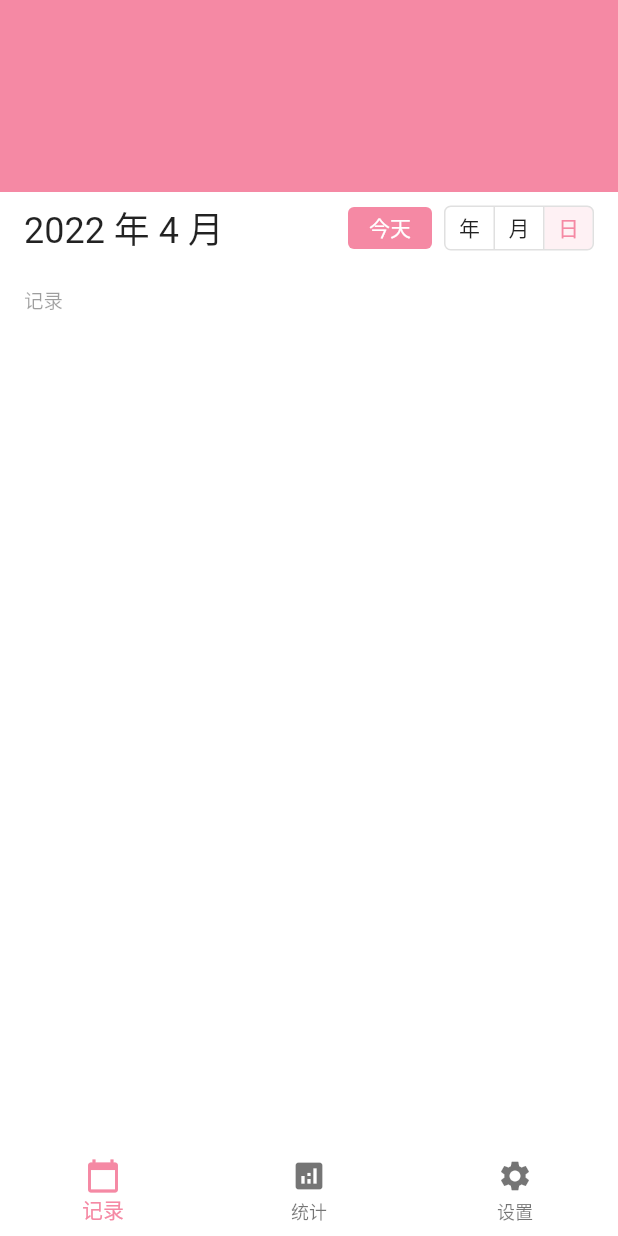
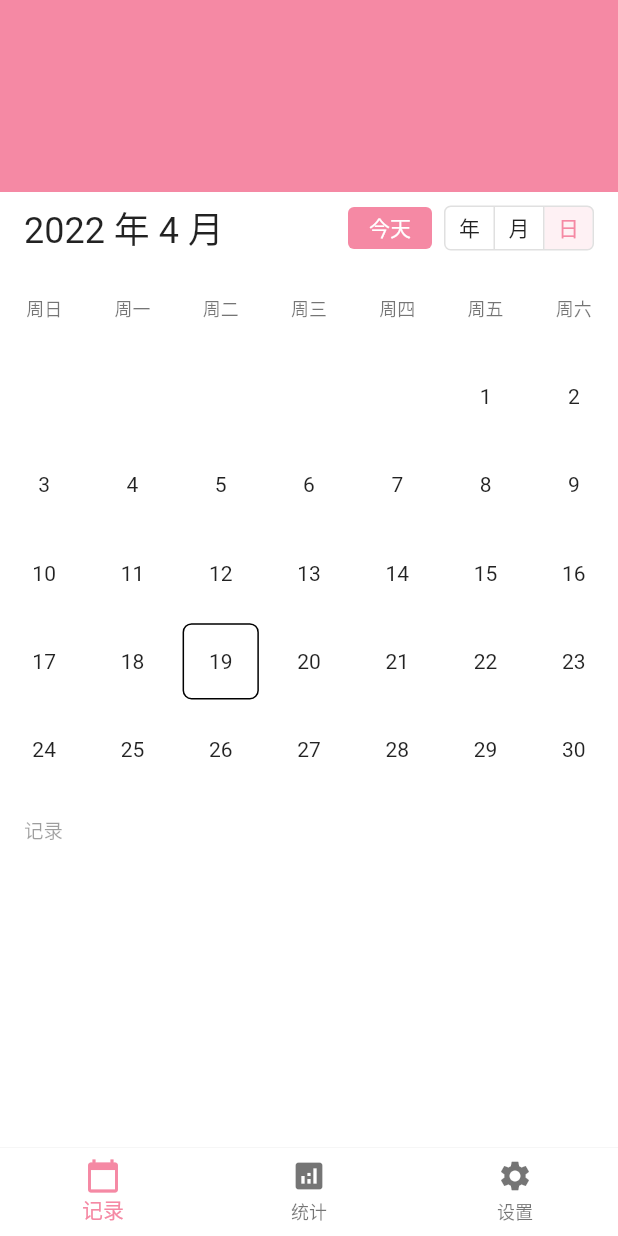
Before and after one commit to luorijun/useful_recorder, a Flutter app: the screen it shows after launch, after a tap on "今天", on a phone screen of 412 x 824 dp. Run offline on Flutter 3.47's test engine with Material 2 defaults, Android fonts, the phone set to English and light mode, and no system bars; our stand-ins replace shared_preferences, sqflite; accounts and stored records are empty.

Commit message:
优化日历样式

```diff
--- a/lib/main.dart
+++ b/lib/main.dart
@@ -1,10 +1,8 @@
-import 'package:flutter/foundation.dart';
 import 'package:flutter/material.dart';
 import 'package:flutter/services.dart';
 import 'package:shared_preferences/shared_preferences.dart';
 import 'package:useful_recorder/constants.dart';
 import 'package:useful_recorder/views/home.dart';
-import 'package:wakelock/wakelock.dart';
 
 void main() {
   runApp(UsefulRecorderApp());
@@ -28,9 +26,9 @@ class UsefulRecorderApp extends StatelessWidget {
   @override
   Widget build(BuildContext context) {
     // 开发模式下保持屏幕常亮
-    if (kDebugMode) {
-      Wakelock.enable();
-    }
+    // if (kDebugMode) {
+    //   Wakelock.enable();
+    // }
 
     // 状态栏置为透明色
     SystemChrome.setSystemUIOverlayStyle(SystemUiOverlayStyle(
@@ -47,6 +45,7 @@ class UsefulRecorderApp extends StatelessWidget {
           primaryContainer: Color(0xfffbd0db),
           // hsl(0, 0%, 90%)
           secondary: Color(0xffe6e6e6),
+          tertiary: Color(0xffcccccc),
           // hsl(0, 0%, 98%)
           background: Color(0xfffafafa),
         ),
--- a/lib/views/home.dart
+++ b/lib/views/home.dart
@@ -8,6 +8,8 @@ import 'package:useful_recorder/views/settings/settings.dart';
 class HomePage extends StatelessWidget {
   @override
   Widget build(BuildContext context) {
+    final theme = Theme.of(context);
+
     return ChangeNotifierProvider(
       create: (context) => HomePageState([
         RecordsView(),
@@ -31,10 +33,10 @@ class HomePage extends StatelessWidget {
             child: state.pages[state.index],
           );
         }),
-        bottomNavigationBar: Selector<HomePageState, int>(
-          selector: (context, state) => state.index,
-          builder: (context, index, child) {
-            return BottomNavigationBar(
+        bottomNavigationBar: Builder(builder: (context) {
+          final index = context.select<HomePageState, int>((state) => state.index);
+          return Container(
+            child: BottomNavigationBar(
               elevation: 0,
               type: BottomNavigationBarType.fixed,
               currentIndex: index,
@@ -54,9 +56,17 @@ class HomePage extends StatelessWidget {
                   label: "设置",
                 ),
               ],
-            );
-          },
-        ),
+            ),
+            decoration: BoxDecoration(
+              border: Border(
+                top: BorderSide(
+                  width: .25,
+                  color: theme.colorScheme.tertiary,
+                ),
+              ),
+            ),
+          );
+        }),
       ),
     );
   }
--- a/lib/views/records/calendar.dart
+++ b/lib/views/records/calendar.dart
@@ -44,11 +44,11 @@ class Calendar extends StatelessWidget {
     final theme = Theme.of(context);
 
     // 计算组件高度
-    final height = MediaQuery.of(context).size.width / 7 * 6;
+    final width = MediaQuery.of(context).size.width;
     return ChangeNotifierProvider(
       create: (BuildContext context) => CalendarState(
+        viewWidth: width,
         page: initDate,
-        pageHeight: 0,
       ),
       child: Column(
         mainAxisSize: MainAxisSize.min,
@@ -63,9 +63,9 @@ class Calendar extends StatelessWidget {
                 Padding(
                   padding: const EdgeInsets.only(left: 16),
                   child: Builder(builder: (context) {
-                    final page = context.select<CalendarState, DateTime>((state) => state.page);
+                    final month = context.select<CalendarState, DateTime>((state) => state.month);
                     return Text(
-                      "${page.year} 年 ${page.month} 月",
+                      "${month.year} 年 ${month.month} 月",
                       style: theme.textTheme.headline5,
                     );
                   }),
@@ -77,14 +77,28 @@ class Calendar extends StatelessWidget {
                     width: 56,
                     height: 28,
                     margin: EdgeInsets.only(right: 8),
-                    child: ElevatedButton(
-                      child: Text("今天"),
-                      style: ButtonStyle(
-                        elevation: MaterialStateProperty.all(0),
-                        padding: MaterialStateProperty.all(EdgeInsets.zero),
-                      ),
-                      onPressed: () {},
-                    ),
+                    child: Builder(builder: (context) {
+                      final state = context.read<CalendarState>();
+                      return ElevatedButton(
+                        child: Text("今天"),
+                        style: ButtonStyle(
+                          elevation: MaterialStateProperty.all(0),
+                          padding: MaterialStateProperty.all(EdgeInsets.zero),
+                        ),
+                        onPressed: () {
+                          final from = state.monthToOffset(state.month);
+                          final to = state.monthToOffset(DateTime.now().toMonth);
+                          final length = (from - to).abs();
+                          length < 5
+                              ? state.monthViewController.animateToPage(
+                                  to,
+                                  duration: Duration(milliseconds: length * 500),
+                                  curve: Curves.fastOutSlowIn,
+                                )
+                              : state.monthViewController.jumpToPage(to);
+                        },
+                      );
+                    }),
                   ),
                   Padding(
                     padding: EdgeInsets.only(right: 16),
@@ -143,28 +157,18 @@ class Calendar extends StatelessWidget {
                   break;
                 // 日视图
                 case CalendarMode.DATE:
-
-                  /// 日视图允许的最小日期
-                  final DateTime _minMonth = DateTime(1900, 1, 1);
-                  final List<String> _title = const ["周日", "周一", "周二", "周三", "周四", "周五", "周六"];
-
-                  // 计算从最小月份到现在偏移
-                  var offset = (initDate.year - _minMonth.year) * 12;
-                  offset += initDate.month - _minMonth.month;
-
-                  // 绘制日视图，五百年内分页滑动
                   view = Builder(builder: (context) {
                     final state = context.read<CalendarState>();
-                    final pageHeight = context.select<CalendarState, double>((state) => state.pageHeight);
+                    final pageHeight = context.select<CalendarState, double>((state) => state.containerHeight);
 
                     return AnimatedContainer(
                       height: pageHeight,
                       duration: Duration(milliseconds: 200),
                       child: PageView.builder(
                         itemCount: 6000,
-                        controller: PageController(initialPage: offset),
+                        controller: state.monthViewController,
                         itemBuilder: (context, offset) {
-                          final month = DateTime(_minMonth.year, _minMonth.month + offset, 1);
+                          final month = DateTime(state._minMonth.year, state._minMonth.month + offset, 1);
 
                           // 计算元素数量
                           final days = month.daysOfMonth + (month.weekday % 7);
@@ -186,7 +190,7 @@ class Calendar extends StatelessWidget {
                                 return Container(
                                   alignment: Alignment.center,
                                   child: Text(
-                                    _title[index],
+                                    state._title[index],
                                     style: theme.textTheme.caption,
                                   ),
                                 );
@@ -221,16 +225,8 @@ class Calendar extends StatelessWidget {
                           );
                         },
                         onPageChanged: (offset) {
-                          final month = DateTime(_minMonth.year, _minMonth.month + offset, 1);
-                          final days = month.daysOfMonth + (month.weekday % 7);
-                          final itemCount = days + ((7 - days % 7) % 7) + 7;
-                          final lines = itemCount / 7;
-                          final height = MediaQuery.of(context).size.width / 7 * lines;
-                          state.pageHeight = height;
-                          state.page = month;
-                          if (onChangePage != null) {
-                            onChangePage!(month);
-                          }
+                          final month = state.offsetToMonth(offset);
+                          state.month = month;
                         },
                       ),
                     );
@@ -267,42 +263,56 @@ class Calendar extends StatelessWidget {
 
 class CalendarState extends ChangeNotifier {
   CalendarState({
+    required double viewWidth,
     required DateTime page,
-    required double pageHeight,
-  }) {
-    this._page = page;
-    this._pageHeight = pageHeight;
+  }) : this._viewWidth = viewWidth {
+    // 初始化为日视图
     this._mode = CalendarMode.DATE;
+    this._month = page;
+    this._containerHeight = calcHeightByMonth();
+
+    // 计算从最小月份到现在偏移
+    this.monthViewController = PageController(
+      initialPage: monthToOffset(page),
+    );
   }
 
-  late DateTime _page;
-  late double _pageHeight;
+  // 仅用于计算视图大小
+  final double _viewWidth;
+  final DateTime _minMonth = DateTime(1900, 1, 1);
+  final List<String> _title = const ["周日", "周一", "周二", "周三", "周四", "周五", "周六"];
+
+  late double _containerHeight;
   late CalendarMode _mode;
 
-  DateTime get page {
-    return _page;
-  }
+  late DateTime _month;
+  late PageController monthViewController;
 
-  set page(DateTime value) {
-    _page = value;
-    notifyListeners();
-  }
-
-  double get pageHeight {
-    return _pageHeight;
-  }
-
-  set pageHeight(double value) {
-    _pageHeight = value;
-    notifyListeners();
-  }
-
-  CalendarMode get mode {
-    return _mode;
-  }
+  CalendarMode get mode => _mode;
 
   set mode(CalendarMode mode) {
     _mode = mode;
     notifyListeners();
   }
+
+  DateTime get month => _month;
+
+  set month(DateTime value) {
+    _month = value;
+    _containerHeight = calcHeightByMonth();
+    notifyListeners();
+  }
+
+  double get containerHeight => _containerHeight;
+
+  DateTime offsetToMonth(int offset) => DateTime(_minMonth.year, _minMonth.month + offset, 1);
+
+  int monthToOffset(DateTime month) => (month.year - _minMonth.year) * 12 + month.month - _minMonth.month;
+
+  double calcHeightByMonth() {
+    final days = _month.daysOfMonth + (_month.weekday % 7);
+    final itemCount = days + ((7 - days % 7) % 7) + 7;
+    final lines = itemCount / 7;
+    return _viewWidth / 7 * lines;
+  }
 }
--- a/lib/views/records/records.dart
+++ b/lib/views/records/records.dart
@@ -1,4 +1,3 @@
-import 'package:flutter/cupertino.dart';
 import 'package:flutter/material.dart';
 import 'package:provider/provider.dart';
 import 'package:useful_recorder/utils/datetime_extension.dart';
```
Also changed, not shown: pubspec.yaml (+4 -4 lines), pubspec.lock.
